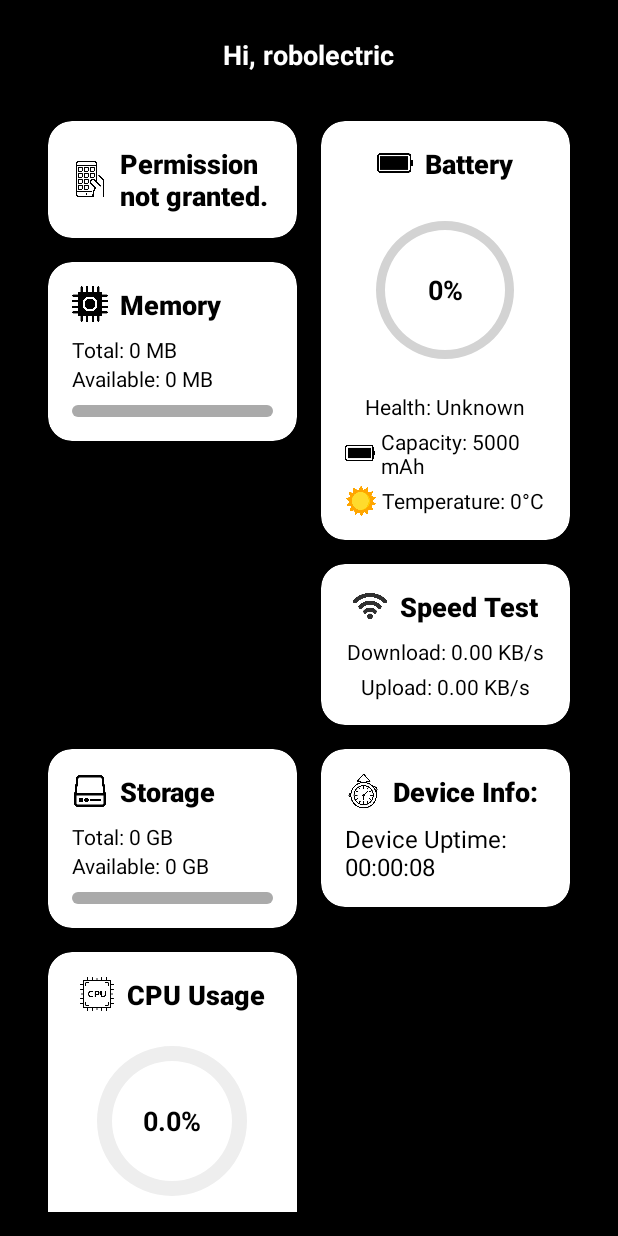
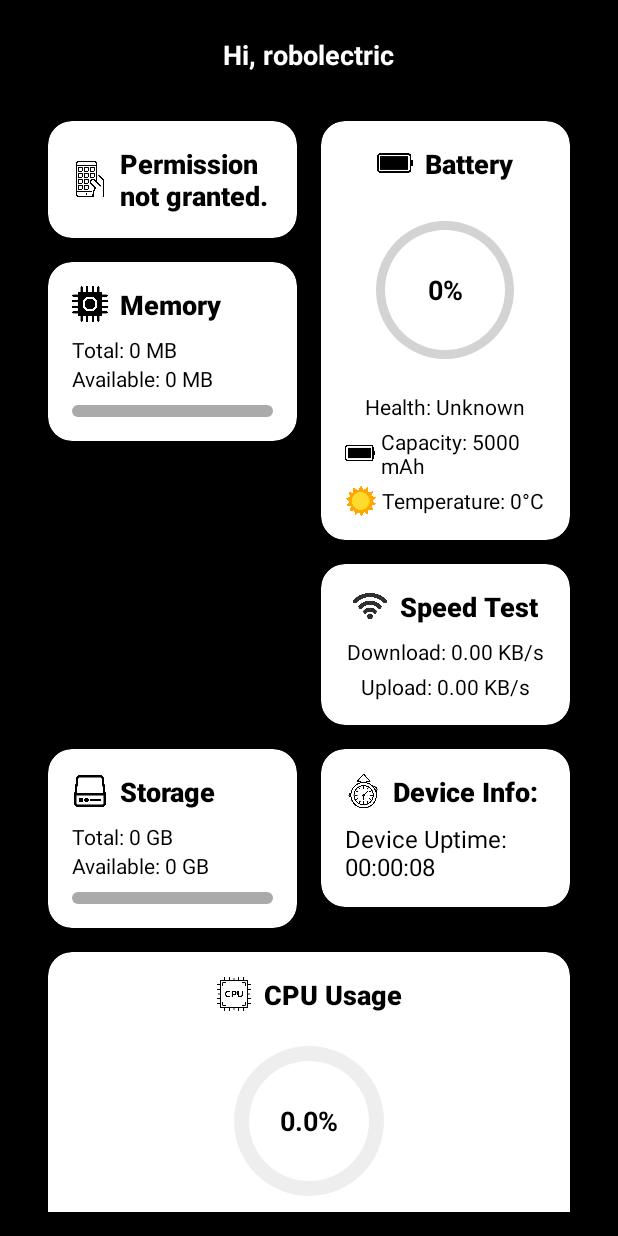
Before and after one commit to Vaishalinidhi/SystemMonitorapp, an Android app: the screen it shows after launch (MainActivity), on a phone screen of 412 x 824 dp. Run offline under Robolectric (Android 15) with nearby library versions, the phone set to English and light mode, and no system bars; 4 statements that could not run were skipped.

Commit message:
layout fixed

```diff
--- a/app/src/main/res/layout/activity_main.xml
+++ b/app/src/main/res/layout/activity_main.xml
@@ -441,18 +441,12 @@
                         android:layout_marginTop="8dp" />
                 </LinearLayout>
             </androidx.cardview.widget.CardView>
-
-
-
-
-
+        </GridLayout>
 
         <!-- CPU Card -->
         <androidx.cardview.widget.CardView
-                android:layout_width="0dp"
+            android:layout_width="match_parent"
             android:layout_height="wrap_content"
-                android:layout_columnSpan="1"
-                android:layout_columnWeight="1"
             android:layout_margin="8dp"
             app:cardCornerRadius="16dp"
             app:cardElevation="8dp"
@@ -527,6 +521,6 @@
         </androidx.cardview.widget.CardView>
 
 
-        </GridLayout>
+
     </LinearLayout>
 </ScrollView>
```
Lines whose indentation alone changed are shown as unchanged.
